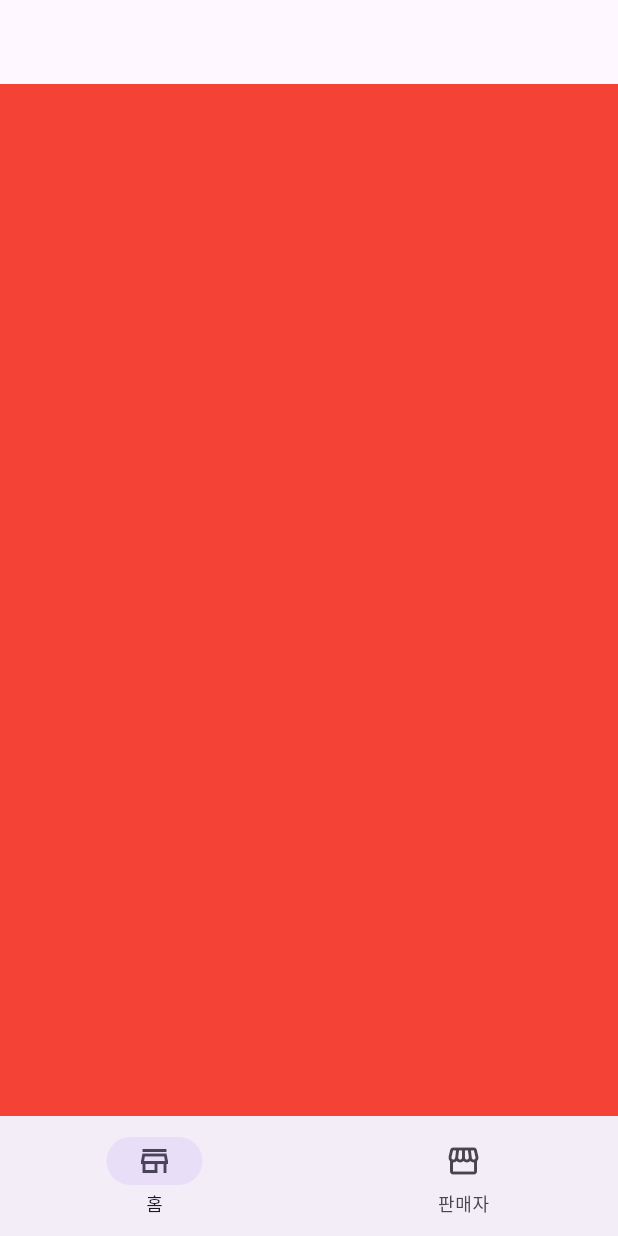
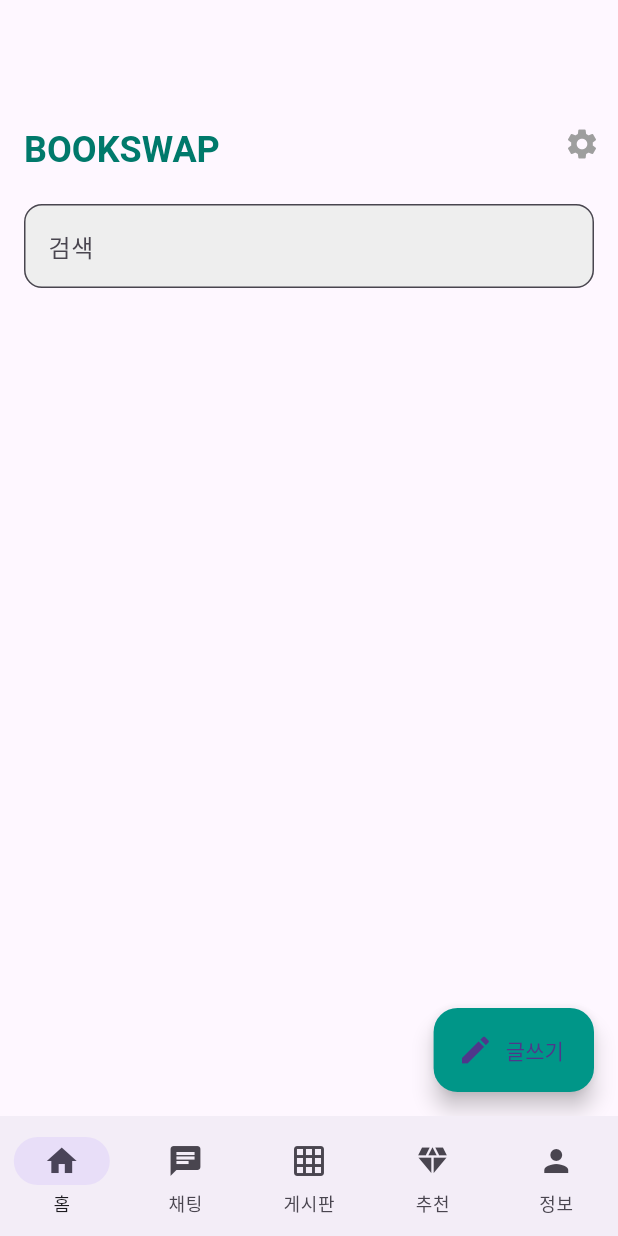
Before and after one commit to jiwonp7747/book-service-flutter, a Flutter app: the screen it shows after launch, on a phone screen of 412 x 824 dp. Run offline on Flutter 3.47's test engine with Material 3 defaults, Android fonts, the phone set to English and light mode, and no system bars.

Commit message:
market_screen

```diff
--- a/lib/home/home_screen.dart
+++ b/lib/home/home_screen.dart
@@ -1,3 +1,4 @@
+import 'package:book_service_flutter/home/widget/market_screen.dart';
 import 'package:flutter/material.dart';
 
 class HomeScreen extends StatefulWidget {
@@ -24,9 +25,7 @@ class _HomeScreenState extends State<HomeScreen> {
       body: IndexedStack(
         index: _menuIndex,
         children: [
-          Container(
-            color: Colors.red,
-          ),
+          MarketScreen(),
           Container(
             color: Colors.blue,
           )
@@ -42,14 +41,26 @@ class _HomeScreenState extends State<HomeScreen> {
             _menuIndex = idx;
           });
         },
-        destinations: [
+        destinations: const [
           NavigationDestination(
-            icon: Icon(Icons.store_outlined),
+            icon: Icon(Icons.home),
             label: "홈",
           ),
           NavigationDestination(
-            icon: Icon(Icons.storefront),
-            label: "판매자",
+            icon: Icon(Icons.chat),
+            label: "채팅",
+          ),
+          NavigationDestination(
+            icon: Icon(Icons.grid_on),
+            label: "게시판",
+          ),
+          NavigationDestination(
+            icon: Icon(Icons.diamond),
+            label: "추천",
+          ),
+          NavigationDestination(
+            icon: Icon(Icons.person),
+            label: "정보",
           ),
         ],
       ),
--- /dev/null
+++ b/lib/home/widget/market_screen.dart
@@ -0,0 +1,66 @@
+import 'package:flutter/material.dart';
+
+class MarketScreen extends StatefulWidget {
+  const MarketScreen({super.key});
+
+  @override
+  State<MarketScreen> createState() => _MarketScreenState();
+}
+
+class _MarketScreenState extends State<MarketScreen> {
+  @override
+  Widget build(BuildContext context) {
+    return Scaffold(
+      appBar: AppBar(
+        backgroundColor: Colors.transparent,
+        title: Column(
+          crossAxisAlignment: CrossAxisAlignment.start,
+          children: [
+            SizedBox(
+              height: 8,
+            ),
+            Text(
+              'BOOKSWAP',
+              style: TextStyle(
+                  color: Colors.teal[700],
+                  fontSize: 24,
+                  fontWeight: FontWeight.bold),
+            ),
+          ],
+        ),
+        actions: [
+          IconButton(
+            icon: Icon(
+              Icons.settings,
+              color: Colors.grey,
+            ),
+            onPressed: () {},
+          )
+        ],
+        toolbarHeight: 80,
+      ),
+      body: Column(
+        children: [
+          Padding(
+            padding: EdgeInsets.symmetric(horizontal: 16.0),
+            child: TextField(
+              decoration: InputDecoration(
+                  hintText: '검색',
+                  border: OutlineInputBorder(
+                    borderRadius: BorderRadius.circular(12),
+                  ),
+                  filled: true,
+                  fillColor: Colors.grey[200]),
+            ),
+          ),
+        ],
+      ),
+      floatingActionButton: FloatingActionButton.extended(
+        onPressed: () {},
+        label: Text('글쓰기'),
+        icon: Icon(Icons.edit),
+        backgroundColor: Colors.teal,
+      ),
+    );
+  }
+}
--- a/lib/main.dart
+++ b/lib/main.dart
@@ -1,3 +1,4 @@
+import 'package:book_service_flutter/home/widget/market_screen.dart';
 import 'package:flutter/material.dart';
 import 'package:book_service_flutter/home/home_screen.dart';
 
```
